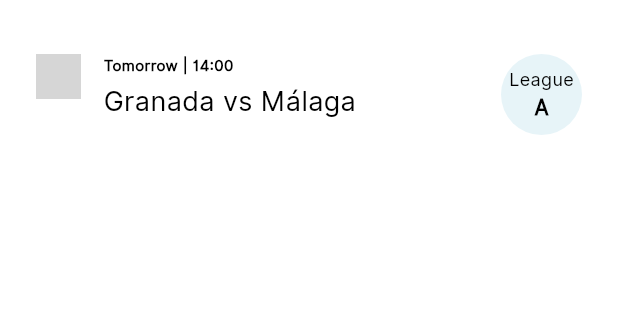
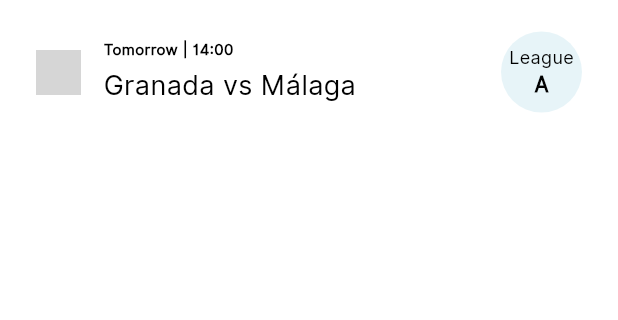
Before and after one commit to JosePedroNobre/tvg_sports, a Flutter app: the screen it shows after launch, tab 3 chosen, on a phone screen of 412 x 824 dp, the part 120-440 px from its top. Run offline on Flutter 3.47's test engine with Material 2 defaults, Android fonts, the phone set to English and light mode, and no system bars; our stand-ins replace bloc, dio, equatable, flutter_bloc; network calls fail; grey boxes are pictures that could not be loaded.

Commit message:
fixed some UI

```diff
--- a/lib/features/event/event_screen.dart
+++ b/lib/features/event/event_screen.dart
@@ -36,7 +36,7 @@ class EventScreen extends StatelessWidget {
 
   _buildList(BuildContext context) {
     return Padding(
-      padding: const EdgeInsets.only(top: 16),
+      padding: const EdgeInsets.only(top: 16,bottom: 20),
       child: BlocBuilder<EventScreenCubit, EventScreenState>(
           bloc: context.read<EventScreenCubit>()..getEvents(DateFilter.today), // default
           builder: (context, state) {
--- a/lib/features/event/widgets/event_item_widget.dart
+++ b/lib/features/event/widgets/event_item_widget.dart
@@ -20,10 +20,10 @@ class EventItemWidget extends StatelessWidget {
       child: Padding(
         padding: const EdgeInsets.only(left: 24, right: 24),
         child: Padding(
-          padding: const EdgeInsets.only(top: 20),
+          padding: const EdgeInsets.only(top: 5),
           child: Row(
-            mainAxisAlignment: MainAxisAlignment.start,
-            crossAxisAlignment: CrossAxisAlignment.start,
+            mainAxisAlignment: MainAxisAlignment.center,
+            crossAxisAlignment: CrossAxisAlignment.center,
             children: [
               Image.network(event.iconUrl, width: 30, height: 30),
               const SizedBox(width: 15),
```
